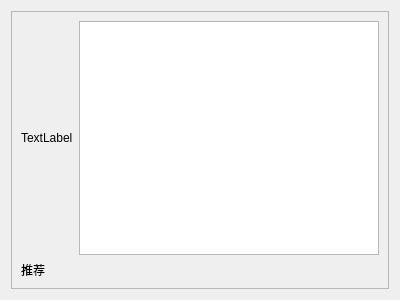
Manchery/FilmContentSystem, file FilmContentSystem_GUI/filmpage.ui: the form before one commit.
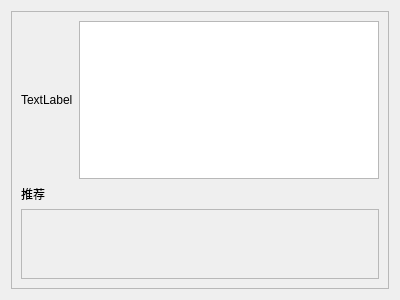
The form after the commit.

```diff
--- a/FilmContentSystem_GUI/filmpage.ui
+++ b/FilmContentSystem_GUI/filmpage.ui
@@ -63,6 +63,38 @@
          </property>
         </widget>
        </item>
+       <item>
+        <widget class="QScrollArea" name="recommScrollArea">
+         <property name="sizePolicy">
+          <sizepolicy hsizetype="Preferred" vsizetype="Minimum">
+           <horstretch>0</horstretch>
+           <verstretch>0</verstretch>
+          </sizepolicy>
+         </property>
+         <property name="verticalScrollBarPolicy">
+          <enum>Qt::ScrollBarAsNeeded</enum>
+         </property>
+         <property name="widgetResizable">
+          <bool>true</bool>
+         </property>
+         <widget class="QWidget" name="scrollAreaWidget">
+          <property name="geometry">
+           <rect>
+            <x>0</x>
+            <y>0</y>
+            <width>360</width>
+            <height>68</height>
+           </rect>
+          </property>
+          <property name="sizePolicy">
+           <sizepolicy hsizetype="Expanding" vsizetype="Minimum">
+            <horstretch>0</horstretch>
+            <verstretch>0</verstretch>
+           </sizepolicy>
+          </property>
+         </widget>
+        </widget>
+       </item>
       </layout>
      </widget>
     </widget>
```
